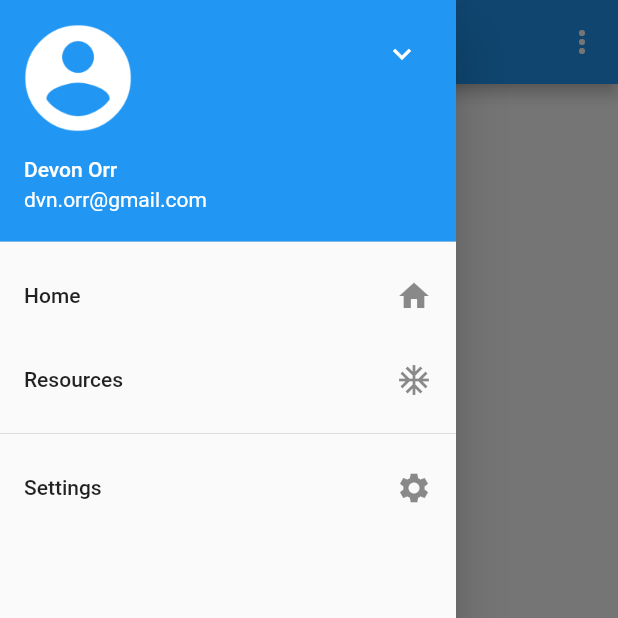
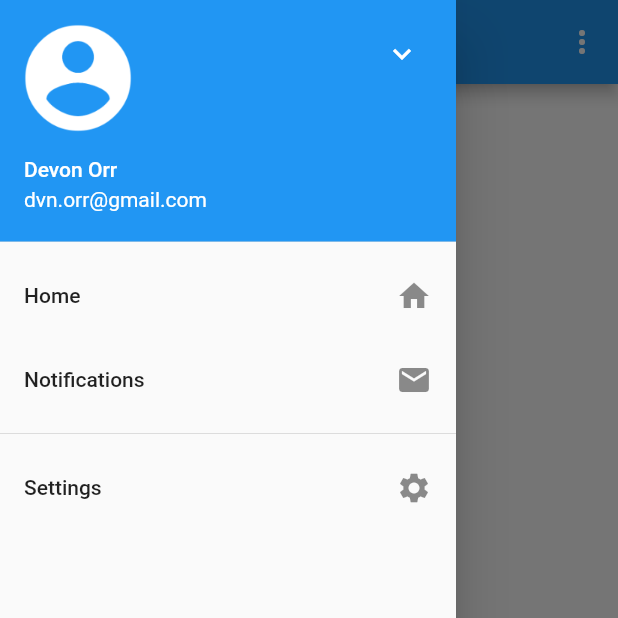
Before and after one commit to DVNDigital/uFitness, a Flutter app: the screen it shows after launch, with the side drawer open, on a phone screen of 412 x 824 dp, the top half of it. Run offline on Flutter 3.47's test engine with Material 2 defaults, Android fonts, the phone set to English and light mode, and no system bars.

Commit message:
First Commit

```diff
--- a/lib/placeholder_widget.dart
+++ b/lib/calendar_widget/calendar_day_widget.dart
@@ -1,14 +1,16 @@
 import 'package:flutter/material.dart';
 
-class PlaceholderWidget extends StatelessWidget {
+class CalendarDayWidget extends StatelessWidget {
   final Color color;
 
-  PlaceholderWidget(this.color);
+  CalendarDayWidget(this.color);
 
   @override
   Widget build(BuildContext context) {
     return Container(
+
       color: color,
     );
   }
+
 }
--- a/lib/main.dart
+++ b/lib/main.dart
@@ -1,5 +1,7 @@
 import 'package:flutter/material.dart';
-import 'package:ufitness/placeholder_widget.dart';
+import 'package:ufitness/workouts_widget.dart';
+import 'package:ufitness/stats_widget.dart';
+import 'package:ufitness/schedule_widget.dart';
 
 void main() => runApp(MyApp());
 
@@ -8,7 +10,7 @@ class MyApp extends StatelessWidget {
   @override
   Widget build(BuildContext context) {
     return MaterialApp(
-      title: 'Flutter Demo',
+      title: 'uFitness',
       theme: ThemeData(
         // This is the theme of your application.
         //
@@ -21,7 +23,7 @@ class MyApp extends StatelessWidget {
         // is not restarted.
         primarySwatch: Colors.blue,
       ),
-      home: MyHomePage(title: 'Flutter Demo Home Page'),
+      home: MyHomePage(title: 'uFitness'),
     );
   }
 }
@@ -48,9 +50,9 @@ class _MyHomePageState extends State<MyHomePage> {
   int _counter = 0;
   int _currentIndex = 0;
   final List<Widget> _children = [
-    PlaceholderWidget(Colors.white),
-    PlaceholderWidget(Colors.deepOrange),
-    PlaceholderWidget(Colors.green)
+    WorkoutsWidget(Colors.white),
+    StatsWidget(Colors.deepOrange),
+    ScheduleWidget(Colors.green)
   ];
 
   void _incrementCounter() {
@@ -113,8 +115,8 @@ class _MyHomePageState extends State<MyHomePage> {
               trailing: Icon(Icons.home),
             ),
             ListTile(
-              title: Text("Resources"),
-              trailing: Icon(Icons.ac_unit),
+              title: Text("Notifications"),
+              trailing: Icon(Icons.mail),
             ),
             Divider(),
             ListTile(
--- /dev/null
+++ b/lib/workouts_widget.dart
@@ -0,0 +1,16 @@
+import 'package:flutter/material.dart';
+
+class WorkoutsWidget extends StatelessWidget {
+  final Color color;
+
+  WorkoutsWidget(this.color);
+
+  @override
+  Widget build(BuildContext context) {
+    return Container(
+
+      color: color,
+    );
+  }
+
+}
```
Also changed, not shown: lib/schedule_widget.dart (added, +28 -0 lines), lib/stats_widget.dart (added, +16 -0 lines).
